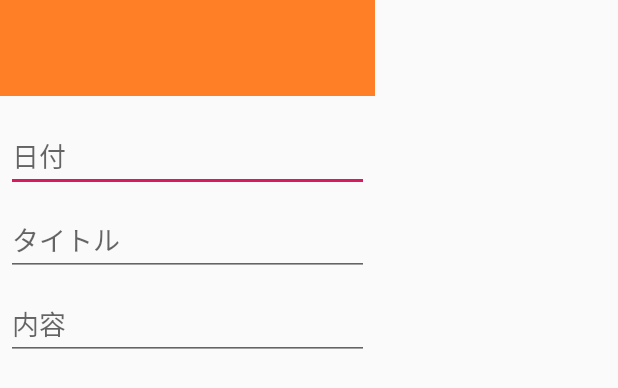
After one commit to rikiyokogawa/calendar_no1, an Android app: the layout dialog.xml on its own in the app's theme, with its tools: preview values and no code run, on a phone screen of 412 x 824 dp. The commit adds this screen. Shown: the top 388 px of the screen. Run offline under Robolectric (Android 15) with nearby library versions, the phone set to English and light mode, and no system bars.

Commit message:
ダイアログはでました

```diff
--- a/app/build.gradle
+++ b/app/build.gradle
@@ -39,7 +39,7 @@ dependencies {
     androidTestImplementation 'androidx.test.ext:junit:1.1.1'
     androidTestImplementation 'androidx.test.espresso:espresso-core:3.2.0'
     implementation "com.android.support:appcompat-v7:29.0.0"
-    implementation 'com.android.support:cardview-v7:28.0.0'
+  //implementation 'com.android.support:cardview-v7:28.0.0'
 
     // ROOM
     implementation "androidx.room:room-runtime:$rootProject.roomVersion"
--- /dev/null
+++ b/app/src/main/res/layout/dialog.xml
@@ -0,0 +1,45 @@
+<LinearLayout xmlns:android="http://schemas.android.com/apk/res/android"
+    android:orientation="vertical"
+    android:layout_width="wrap_content"
+    android:layout_height="wrap_content">
+    <ImageView
+        android:src="@drawable/test"
+        android:layout_width="250dp"
+        android:layout_height="64dp"
+        android:scaleType="center"
+        android:background="#FFFFBB33"
+        android:contentDescription="@string/schedule" />
+    <EditText
+        android:id="@+id/username"
+        android:inputType="textEmailAddress"
+        android:layout_width="match_parent"
+        android:layout_height="wrap_content"
+        android:layout_marginTop="16dp"
+        android:layout_marginLeft="4dp"
+        android:layout_marginRight="4dp"
+        android:layout_marginBottom="4dp"
+        android:hint="@string/date" />
+    <EditText
+        android:id="@+id/password"
+        android:inputType="textPassword"
+        android:layout_width="match_parent"
+        android:layout_height="wrap_content"
+        android:layout_marginTop="4dp"
+        android:layout_marginLeft="4dp"
+        android:layout_marginRight="4dp"
+        android:layout_marginBottom="4dp"
+        android:fontFamily="sans-serif"
+        android:hint="@string/title"/>
+    <EditText
+        android:id="@+id/password"
+        android:inputType="textPassword"
+        android:layout_width="match_parent"
+        android:layout_height="wrap_content"
+        android:layout_marginTop="4dp"
+        android:layout_marginLeft="4dp"
+        android:layout_marginRight="4dp"
+        android:layout_marginBottom="4dp"
+        android:fontFamily="sans-serif"
+        android:hint="@string/content"/>
+
+</LinearLayout>
--- a/app/src/main/res/values/strings.xml
+++ b/app/src/main/res/values/strings.xml
@@ -2,4 +2,9 @@
     <string name="app_name">NPBカレンダー</string>
     <string name="share">share</string>
     <string name="game">Game</string>
+    <string name="schedule">予定</string>
+    <string name="date">日付</string>
+    <string name="title">タイトル</string>
+    <string name="reg">登録</string>
+    <string name="content">内容</string>
 </resources>
```
Also changed, not shown: app/src/main/java/com/example/calendar_no1/MainActivity.kt (+30 -19 lines), app/src/main/res/drawable/test.png (added), 1 other file.
